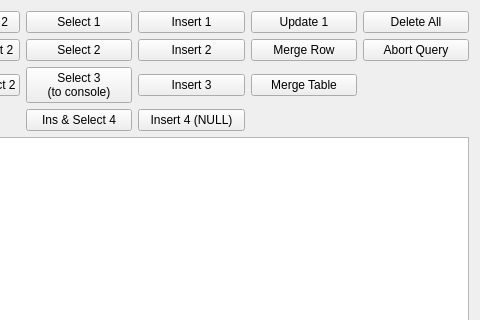
Old version of the form src/demo/mssql/main_window.ui in the repository hkarel/DatabaseDemo; both pictures show x 337 to 817 and y 0 to 320 of the 817 by 451 pixel window.
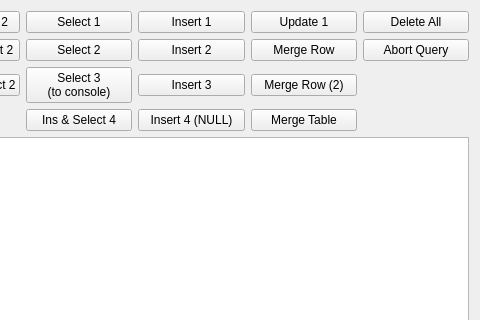
New version of the form.

What changed in the file:
```diff
--- a/src/demo/mssql/main_window.ui
+++ b/src/demo/mssql/main_window.ui
@@ -163,13 +163,6 @@
         </property>
        </widget>
       </item>
-      <item row="2" column="5">
-       <widget class="QPushButton" name="btnUpdate3">
-        <property name="text">
-         <string>Merge Table</string>
-        </property>
-       </widget>
-      </item>
       <item row="3" column="4">
        <widget class="QPushButton" name="btnInsert4">
         <property name="text">
@@ -177,6 +170,20 @@
         </property>
        </widget>
       </item>
+      <item row="3" column="5">
+       <widget class="QPushButton" name="btnUpdate4">
+        <property name="text">
+         <string>Merge Table</string>
+        </property>
+       </widget>
+      </item>
+      <item row="2" column="5">
+       <widget class="QPushButton" name="btnUpdate3">
+        <property name="text">
+         <string>Merge Row (2)</string>
+        </property>
+       </widget>
+      </item>
      </layout>
     </item>
     <item>
```
